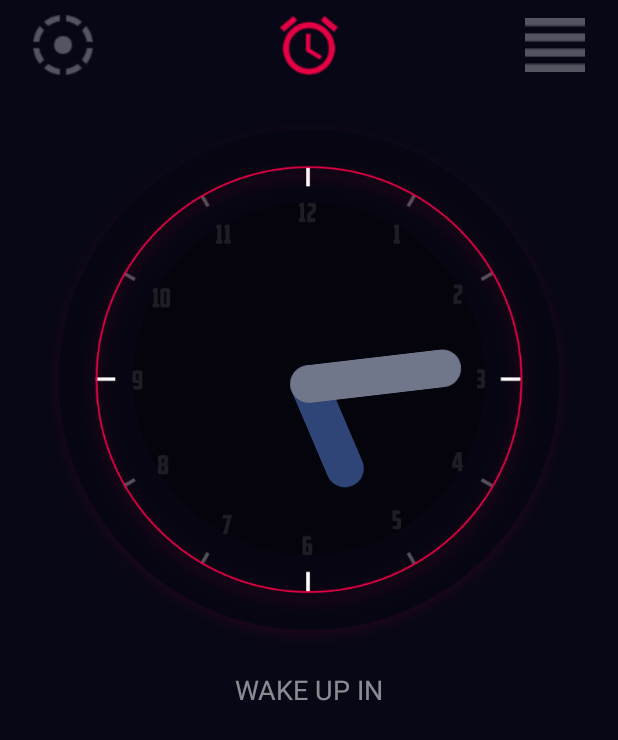
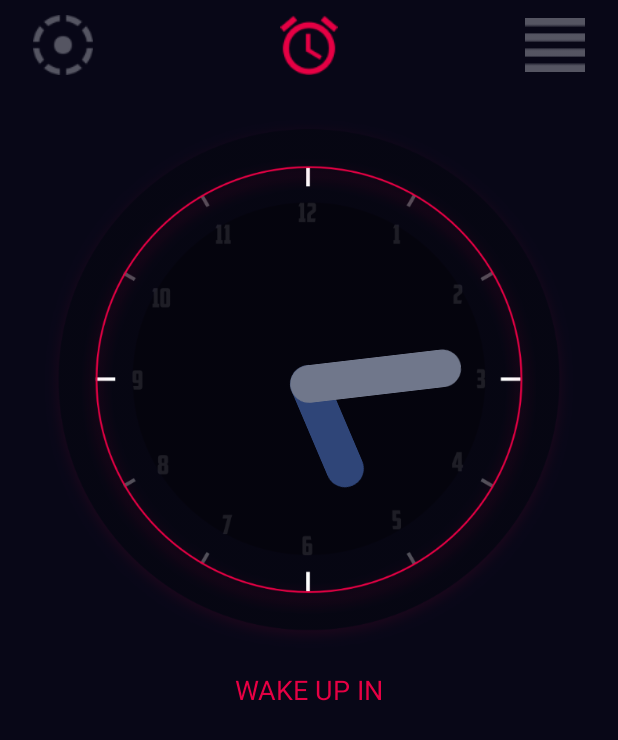
Before and after one commit to Loop-X/X-Alarm, an Android app: the screen it shows after launch (MainActivity), on a phone screen of 412 x 824 dp. Shown: the top 740 px of the screen. Run offline under Robolectric (Android 15) with nearby library versions, the phone set to English and light mode, and no system bars.

Commit message:
change color system name

```diff
--- a/app/src/main/res/layout/content_main.xml
+++ b/app/src/main/res/layout/content_main.xml
@@ -3,7 +3,7 @@
     android:layout_width="match_parent"
     android:layout_height="match_parent"
     xmlns:app="http://schemas.android.com/apk/res-auto"
-    android:background="@color/black"
+    android:background="@color/loopX_1"
     android:orientation="vertical">
 
     <RelativeLayout
@@ -49,7 +49,7 @@
         android:layout_width="match_parent"
         android:layout_height="wrap_content"
         android:textSize="18sp"
-        android:textColor="@color/white_opacity_half"
+        android:textColor="@color/loopX_2"
         android:textAlignment="center"
         android:text="@string/wake_up_in"/>
 
--- a/app/src/main/res/layout/fragment_settings.xml
+++ b/app/src/main/res/layout/fragment_settings.xml
@@ -2,7 +2,7 @@
     xmlns:tools="http://schemas.android.com/tools"
     android:layout_width="match_parent"
     android:layout_height="match_parent"
-    android:background="@color/red"
+    android:background="@color/loopX_2"
     tools:context="io.github.loop_x.yummywakeup.module.Settings.SettingsFragment">
 
     <!-- TODO: Update blank fragment layout -->
--- a/app/src/main/res/layout/fragment_unlock_type.xml
+++ b/app/src/main/res/layout/fragment_unlock_type.xml
@@ -2,7 +2,7 @@
     xmlns:tools="http://schemas.android.com/tools"
     android:layout_width="match_parent"
     android:layout_height="match_parent"
-    android:background="@color/red"
+    android:background="@color/loopX_2"
     tools:context="io.github.loop_x.yummywakeup.module.UnlockType.UnlockTypeFragment">
 
     <ListView
--- a/app/src/main/res/layout/fragment_unlock_type_item.xml
+++ b/app/src/main/res/layout/fragment_unlock_type_item.xml
@@ -16,6 +16,6 @@
         android:layout_height="24dp"
         app:font="BebasNeue.otf"
         android:textSize="20sp"
-        android:textColor="@color/white"/>
+        android:textColor="@color/loopX_3"/>
 
 </LinearLayout>
--- a/app/src/main/res/values/colors.xml
+++ b/app/src/main/res/values/colors.xml
@@ -4,9 +4,9 @@
     <color name="colorPrimaryDark">#303F9F</color>
     <color name="colorAccent">#FF4081</color>
 
-    <color name="black">#080716</color>
-    <color name="white">#fff</color>
-    <color name="white_opacity_half">#8fff</color>
-    <color name="red">#E60044</color>
+    <color name="loopX_1">#080717</color>
+    <color name="loopX_2">#E60044</color>
+    <color name="loopX_3">#FFFFFF</color>
+    <color name="loopX_4">#555563</color>
 
 </resources>
```
